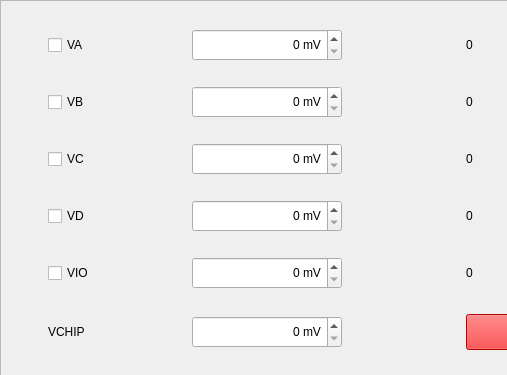
First picture: the form in pyctbgui/pyctbgui/ui/powerSupplies.ui, repository slsdetectorgroup/slsDetectorPackage, before the edit; both pictures show x 0 to 507 and y 0 to 375 of the 827 by 375 pixel window.
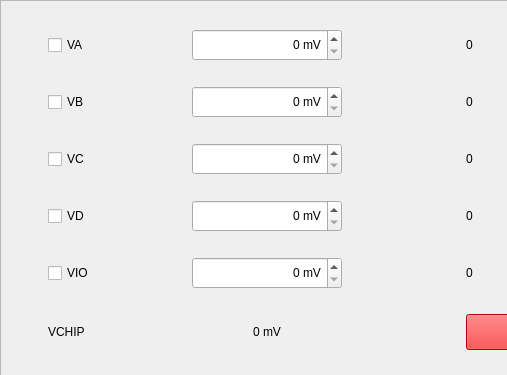
Second picture: the form after the edit.

Commit message: displaybox for vchip

```diff
--- a/pyctbgui/pyctbgui/ui/powerSupplies.ui
+++ b/pyctbgui/pyctbgui/ui/powerSupplies.ui
@@ -216,34 +216,6 @@
       </property>
      </widget>
     </item>
-    <item row="5" column="1">
-     <widget class="QSpinBox" name="spinBoxVChip">
-      <property name="minimumSize">
-       <size>
-        <width>0</width>
-        <height>32</height>
-       </size>
-      </property>
-      <property name="maximumSize">
-       <size>
-        <width>150</width>
-        <height>32</height>
-       </size>
-      </property>
-      <property name="toolTip">
-       <string>Only accepts value range (1200 - 2468)</string>
-      </property>
-      <property name="alignment">
-       <set>Qt::AlignRight|Qt::AlignTrailing|Qt::AlignVCenter</set>
-      </property>
-      <property name="suffix">
-       <string> mV</string>
-      </property>
-      <property name="maximum">
-       <number>5000</number>
-      </property>
-     </widget>
-    </item>
     <item row="1" column="0">
      <widget class="QCheckBox" name="checkBoxVB">
       <property name="maximumSize">
@@ -475,6 +447,16 @@
       </property>
      </spacer>
     </item>
+    <item row="5" column="1">
+     <widget class="QLabel" name="labelVChip">
+      <property name="text">
+       <string>0 mV</string>
+      </property>
+      <property name="alignment">
+       <set>Qt::AlignCenter</set>
+      </property>
+     </widget>
+    </item>
    </layout>
   </widget>
  </widget>
```
The commit also changes 1 other file.
